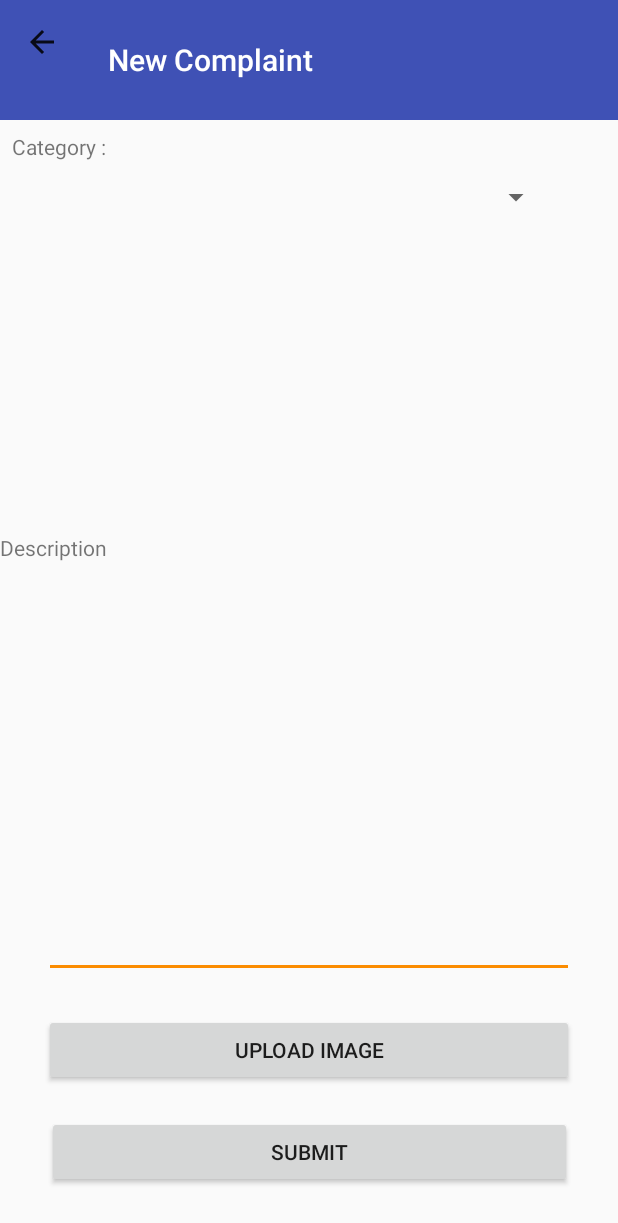
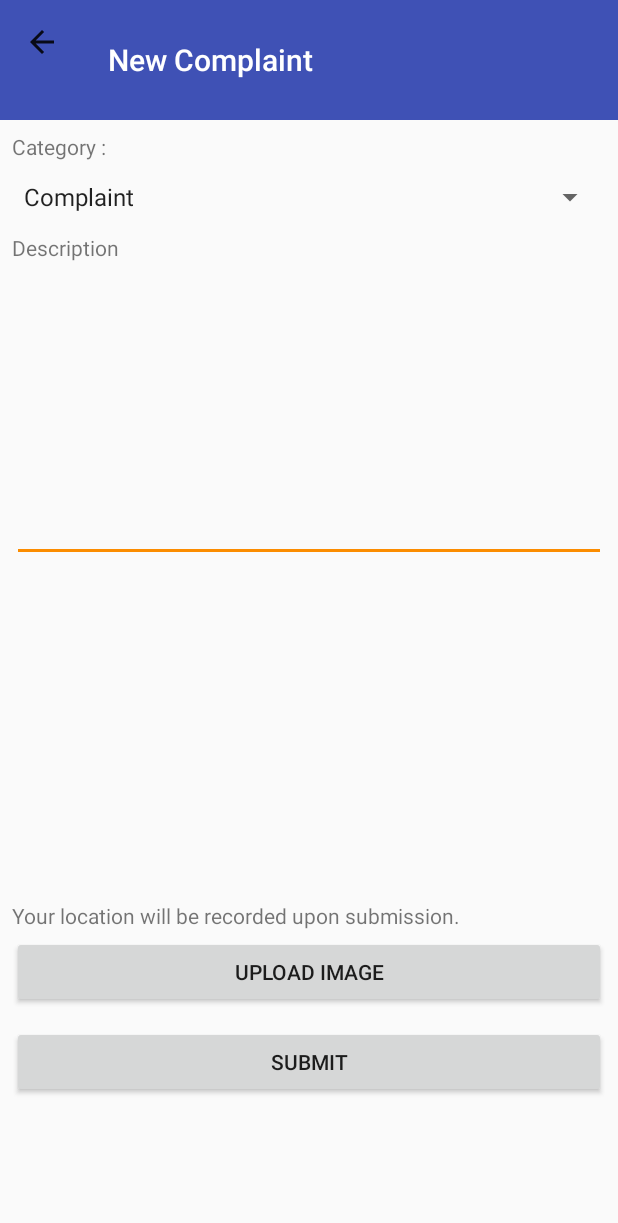
Before and after one commit to weisheng1998/MYFeedback, an Android app: the NewComplaint screen opened directly, with no data from a screen before it, on a phone screen of 412 x 824 dp. Shown: the top 1223 px of the screen. Run offline under Robolectric (Android 15) with nearby library versions, the phone set to English and light mode, and no system bars.

Commit message:
New Complaint Activity improvement
Major improvement on New Complaint Activity. Still work in progress.

```diff
--- a/app/src/main/java/com/myfeedback/myfeedbackprototype/NewComplaint.java
+++ b/app/src/main/java/com/myfeedback/myfeedbackprototype/NewComplaint.java
@@ -1,17 +1,15 @@
 package com.myfeedback.myfeedbackprototype;
 
-import android.content.Intent;
-import android.support.design.widget.CoordinatorLayout;
 import android.os.Bundle;
-import android.support.v4.app.NavUtils;
-import android.view.MenuItem;
 import android.view.View;
-import android.app.ActionBar;
 import android.support.v7.app.AppCompatActivity;
-import android.os.Bundle;
 import android.support.v7.widget.Toolbar;
+import android.widget.AdapterView;
+import android.widget.ArrayAdapter;
+import android.widget.Spinner;
 
-import static android.R.id.home;
+import java.util.ArrayList;
+import java.util.List;
 
 public class NewComplaint extends AppCompatActivity {
 
@@ -37,5 +35,15 @@ public class NewComplaint extends AppCompatActivity {
             }
         });
 
+        Spinner spinner = (Spinner) findViewById(R.id.spinner);
+        // Create an ArrayAdapter using the string array and a default spinner layout
+        ArrayAdapter<CharSequence> adapter = ArrayAdapter.createFromResource(this, R.array.category, android.R.layout.simple_spinner_item);
+        // Specify the layout to use when the list of choices appears
+        adapter.setDropDownViewResource(android.R.layout.simple_spinner_dropdown_item);
+        // Apply the adapter to the spinner
+        spinner.setAdapter(adapter);
+
+
+
     }
 }
--- a/app/src/main/res/layout/activity_newcomplaint.xml
+++ b/app/src/main/res/layout/activity_newcomplaint.xml
@@ -10,10 +10,11 @@
         android:id="@+id/textView4"
         android:layout_width="wrap_content"
         android:layout_height="wrap_content"
-        android:layout_marginTop="208dp"
+        android:layout_marginStart="8dp"
+        android:layout_marginTop="8dp"
         android:text="Description"
-        app:layout_constraintTop_toBottomOf="@+id/spinner2"
-        tools:layout_editor_absoluteX="16dp" />
+        app:layout_constraintStart_toStartOf="parent"
+        app:layout_constraintTop_toBottomOf="@+id/spinner" />
 
     <android.support.v7.widget.Toolbar
         android:id="@+id/toolbar"
@@ -42,32 +43,36 @@
         app:layout_constraintTop_toBottomOf="@+id/toolbar" />
 
     <Spinner
-        android:id="@+id/spinner2"
-        android:layout_width="368dp"
+        android:id="@+id/spinner"
+        android:layout_width="0dp"
         android:layout_height="32dp"
+        android:layout_marginStart="8dp"
         android:layout_marginTop="8dp"
-        app:layout_constraintTop_toBottomOf="@+id/textView"
-        tools:layout_editor_absoluteX="8dp" />
+        android:layout_marginEnd="8dp"
+        app:layout_constraintEnd_toEndOf="parent"
+        app:layout_constraintStart_toStartOf="parent"
+        app:layout_constraintTop_toBottomOf="@+id/textView" />
 
     <Button
         android:id="@+id/button"
-        android:layout_width="350dp"
+        android:layout_width="0dp"
         android:layout_height="wrap_content"
         android:layout_marginStart="8dp"
         android:layout_marginEnd="8dp"
-        android:layout_marginBottom="32dp"
+        android:layout_marginBottom="92dp"
         android:text="Submit"
         app:layout_constraintBottom_toBottomOf="parent"
         app:layout_constraintEnd_toEndOf="parent"
+        app:layout_constraintHorizontal_bias="0.666"
         app:layout_constraintStart_toStartOf="parent" />
 
     <Button
         android:id="@+id/button3"
-        android:layout_width="353dp"
+        android:layout_width="0dp"
         android:layout_height="wrap_content"
         android:layout_marginStart="8dp"
         android:layout_marginEnd="8dp"
-        android:layout_marginBottom="20dp"
+        android:layout_marginBottom="12dp"
         android:text="Upload Image"
         app:layout_constraintBottom_toTopOf="@+id/button"
         app:layout_constraintEnd_toEndOf="parent"
@@ -75,16 +80,32 @@
 
     <EditText
         android:id="@+id/editText"
-        android:layout_width="353dp"
-        android:layout_height="45dp"
+        android:layout_width="0dp"
+        android:layout_height="192dp"
         android:layout_marginStart="8dp"
+        android:layout_marginTop="8dp"
         android:layout_marginEnd="8dp"
-        android:layout_marginBottom="24dp"
+        android:layout_marginBottom="44dp"
         android:ems="10"
-        android:inputType="textAutoComplete|textMultiLine"
-        android:textAlignment="textStart"
+        android:gravity="top|left"
+        android:inputType="text|textCapWords|textAutoCorrect|textMultiLine|textImeMultiLine"
+        android:padding="4dp"
+        android:singleLine="false"
         app:layout_constraintBottom_toTopOf="@+id/button3"
         app:layout_constraintEnd_toEndOf="parent"
+        app:layout_constraintHorizontal_bias="0.0"
+        app:layout_constraintStart_toStartOf="parent"
+        app:layout_constraintTop_toBottomOf="@+id/textView4"
+        app:layout_constraintVertical_bias="0.0" />
+
+    <TextView
+        android:id="@+id/textView5"
+        android:layout_width="wrap_content"
+        android:layout_height="wrap_content"
+        android:layout_marginStart="8dp"
+        android:layout_marginBottom="4dp"
+        android:text="Your location will be recorded upon submission."
+        app:layout_constraintBottom_toTopOf="@+id/button3"
         app:layout_constraintStart_toStartOf="parent" />
 
 </android.support.constraint.ConstraintLayout>
--- a/app/src/main/res/layout/activity_register.xml
+++ b/app/src/main/res/layout/activity_register.xml
@@ -1,6 +1,7 @@
 <?xml version="1.0" encoding="utf-8"?>
 <android.support.constraint.ConstraintLayout xmlns:android="http://schemas.android.com/apk/res/android"
     xmlns:app="http://schemas.android.com/apk/res-auto"
+    xmlns:tools="http://schemas.android.com/tools"
     android:id="@+id/registerConstLayout"
     android:layout_width="match_parent"
     android:layout_height="match_parent">
@@ -30,7 +31,7 @@
         android:ems="10"
         android:hint="@string/f_name"
         android:importantForAutofill="no"
-        android:inputType="textPostalAddress"
+        android:inputType="textCapWords|textAutoComplete|textShortMessage|textPersonName"
         app:layout_constraintEnd_toEndOf="parent"
         app:layout_constraintHorizontal_bias="0.0"
         app:layout_constraintStart_toStartOf="parent"
@@ -45,8 +46,8 @@
         android:layout_marginEnd="60dp"
         android:ems="10"
         android:hint="@string/l_name"
-        android:inputType="textPostalAddress"
         android:importantForAutofill="no"
+        android:inputType="textCapWords|textAutoComplete|textShortMessage|textPersonName"
         app:layout_constraintEnd_toEndOf="parent"
         app:layout_constraintHorizontal_bias="0.666"
         app:layout_constraintStart_toStartOf="parent"
--- a/app/src/main/res/values/strings.xml
+++ b/app/src/main/res/values/strings.xml
@@ -30,4 +30,13 @@
     <string name="password" translatable="false">Password</string>
     <string name="age" translatable="false">Age</string>
     <string name="ic" translatable="false">IC</string>
+
+    <!-- New Complaint Requirement -->
+    <string-array name="category">
+        <item>Complaint</item>
+        <item>Suggestion</item>
+        <item>Feedback</item>
+    </string-array>
+
+
 </resources>
```
